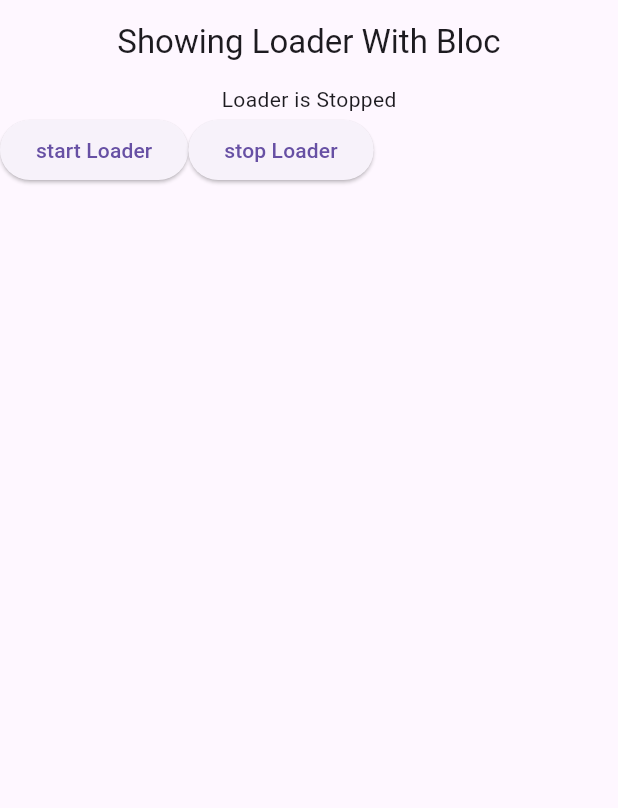
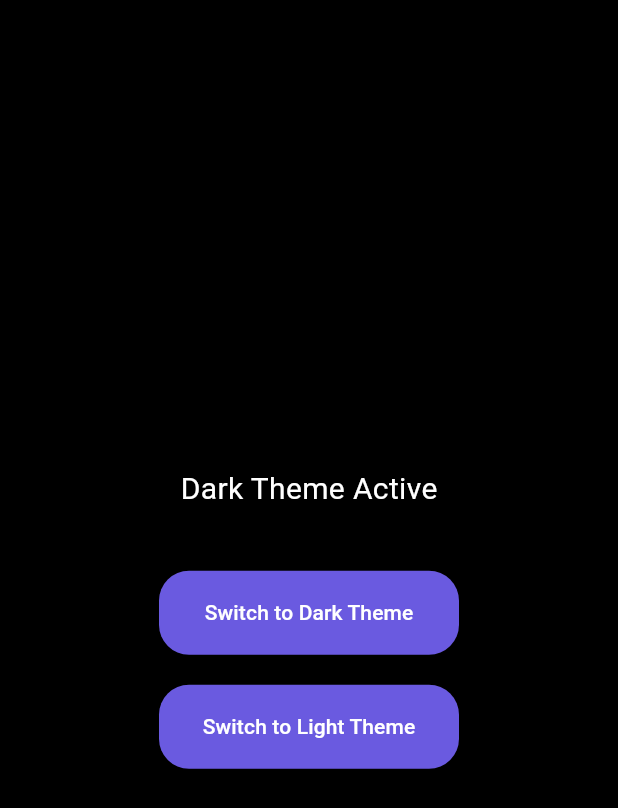
Before and after one commit to muzammileusopht/flutter_bloc_learn, a Flutter app: the screen it shows after launch, on a phone screen of 412 x 824 dp. Shown: the top 808 px of the screen. Run offline on Flutter 3.47's test engine with Material 3 defaults, Android fonts, the phone set to English and light mode, and no system bars; our stand-ins replace bloc, flutter_bloc.

Commit message:
more practice

```diff
--- a/lib/counter_basic_eg/counter_page.dart
+++ b/lib/counter_basic_eg/counter_page.dart
@@ -7,6 +7,7 @@ class CounterPage extends StatelessWidget {
 
   @override
   Widget build(BuildContext context) {
+    debugPrint('build once');
     return Scaffold(
       appBar: AppBar(title: const Text('Counter')),
       body: BlocBuilder<CounterCubit, int>(
--- a/lib/main.dart
+++ b/lib/main.dart
@@ -4,11 +4,18 @@ import 'package:flutter_bloc_learn/counter_basic_eg/counter_page.dart';
 import 'package:flutter_bloc/flutter_bloc.dart';
 import 'package:flutter_bloc_learn/show_loader_eg/laoder_cubit.dart';
 import 'package:flutter_bloc_learn/show_loader_eg/loader_page.dart';
+import 'package:flutter_bloc_learn/text_toogle_eg/text_toggle_cubit.dart';
+import 'package:flutter_bloc_learn/text_toogle_eg/text_toogle_page.dart';
+import 'package:flutter_bloc_learn/global_bloc_access_theme.dart';
+import 'package:flutter_bloc_learn/theme_changer/theme_cubit.dart';
+import 'package:flutter_bloc_learn/theme_changer/theming_page.dart';
 
 
-void main() => runApp(CounterApp());
+void main() => runApp(MyApp());
 
-class CounterApp extends StatelessWidget {
+class MyApp extends StatelessWidget {
+  const MyApp({super.key});
+
   @override
   Widget build(BuildContext context) {
     return MaterialApp(
@@ -20,27 +27,19 @@ class CounterApp extends StatelessWidget {
           BlocProvider<LaoderCubit>(
             create: (_) => LaoderCubit(),
           ),
+          BlocProvider<ThemeCubit>(
+            create: (_) => ThemeCubit(),
+          ),
+          BlocProvider<TextToggleCubit>(
+            create: (_) => TextToggleCubit(),
+          ),
         ],
-        child: LoaderPage(), // or CounterPage(), based on your UI
+        child: ThemingPage(),
+        // child: TextTogglePage(),
+        // child: ThemeAccessScreen(),
+        // child: LoaderPage(),
+        // child: CounterPage(),
       ),
     );
   }
 }
-
-
-// void main() => runApp(CounterApp());
-
-// class CounterApp extends StatelessWidget {
-//   @override
-//   Widget build(BuildContext context) {
-//     return MaterialApp(
-//       home: BlocProvider(create: create)
-//       BlocProvider(
-//         create: (_) => CounterCubit(),
-//         create: (_) => LaoderCubit(),
-//         // child: CounterPage(),
-//         child: LoaderPage(),
-//       ),
-//     );
-//   }
-// }
--- /dev/null
+++ b/lib/theme_changer/theme_cubit.dart
@@ -0,0 +1,9 @@
+import 'package:bloc/bloc.dart';
+
+class ThemeCubit extends Cubit<String> {
+  ThemeCubit() : super('darkTheme');
+
+  void changeThemeToDark()=> emit('darkTheme');
+  void changeThemeToLight()=> emit('lightTheme');
+
+}
--- /dev/null
+++ b/lib/theme_changer/theming_page.dart
@@ -0,0 +1,120 @@
+import 'package:flutter/material.dart';
+import 'package:flutter_bloc/flutter_bloc.dart';
+import 'package:flutter_bloc_learn/theme_changer/theme_cubit.dart';
+
+
+class ThemingPage extends StatelessWidget {
+  const ThemingPage({super.key});
+
+  @override
+  Widget build(BuildContext context) {
+    debugPrint('build once');
+    return BlocBuilder<ThemeCubit, String>(
+      builder: (context, themeState) {
+
+        final Color bgColor = themeState == 'darkTheme' ? Colors.black : Colors.amberAccent;
+        final Color textColor = themeState == 'darkTheme' ? Colors.white : Colors.black;
+
+        return Scaffold(
+          body: Container(
+            color: bgColor, width: double.infinity,  height: double.infinity,
+            child: Column(
+              mainAxisAlignment: MainAxisAlignment.center,
+              children: [
+                Text(
+                  themeState == 'darkTheme' ? 'Dark Theme Active' : 'Light Theme Active',
+                  style: TextStyle( fontSize: 20, color: textColor, ),   ),
+                const SizedBox(height: 40),
+
+                CustomElevatedButton( width: 200, label: 'Switch to Dark Theme',
+                  onTap: () { context.read<ThemeCubit>().changeThemeToDark();      }, ),
+                const SizedBox(height: 20),
+                CustomElevatedButton(    width: 200,   label: 'Switch to Light Theme',
+                  onTap: () { context.read<ThemeCubit>().changeThemeToLight();   }, ),
+              ],
+            ),
+          ),
+        );
+      },
+    );
+  }
+}
+
+
+// return Scaffold(
+//   backgroundColor: Colors.white,
+//   appBar: AppBar(title: const Text("Efficient Bloc")),
+//   body: Column(
+//     children: [
+//       BlocBuilder<ThemeCubit, String>(
+//         builder: (context, themeState) {
+//           return Container(
+//             height: 100,
+//             color: themeState == 'darkTheme' ? Colors.black : Colors.amberAccent,
+//           );
+//         },
+//       ),
+//       ElevatedButton(
+//         onPressed: () => context.read<ThemeCubit>().changeThemeToDark(),
+//         child: const Text("Dark Theme"),
+//       ),
+//     ],
+//   ),
+// );
+
+class CustomElevatedButton extends StatelessWidget {
+  final String? label;
+  final Color? labelColor;
+  final VoidCallback? onTap;
+  final IconData? icon;
+  final Color? backgroundColor;
+  final Color? foregroundColor;
+  final Color? iconColor;
+  final double borderRadius;
+  final double? width;
+
+  const CustomElevatedButton({
+    super.key,
+    this.label,
+    this.labelColor = Colors.white,
+    this.icon,
+    this.backgroundColor = const Color(0xff6A5AE0),
+    this.onTap,
+    this.foregroundColor = const Color(0xffFFFFFF),
+    this.iconColor,
+    this.width,
+    this.borderRadius = 20,
+  });
+
+  @override
+  Widget build(BuildContext context) {
+    return SizedBox(
+      width: width ?? double.infinity,
+      child: ElevatedButton(
+        onPressed: onTap,
+        style: ElevatedButton.styleFrom(
+          backgroundColor: backgroundColor,
+          foregroundColor: foregroundColor,
+          minimumSize: const Size(0, kToolbarHeight),
+          shape: RoundedRectangleBorder(
+            borderRadius: BorderRadius.circular(borderRadius),
+          ),
+        ),
+        child: Row(
+          mainAxisAlignment: MainAxisAlignment.center,
+          mainAxisSize: MainAxisSize.min,
+          children: [
+            if (icon != null) ...[
+              Icon(icon, color: iconColor ?? foregroundColor, size: 20),
+              if (label != null) const SizedBox(width: 8),
+            ],
+            if (label != null)
+              Text(
+                label!,
+              ),
+          ],
+        ),
+      ),
+    );
+  }
+}
```
Also changed, not shown: lib/global_bloc_access_theme.dart (added, +107 -0 lines), lib/show_loader_eg/loader_page.dart (+12 -6 lines), lib/text_toogle_eg/text_toggle_cubit.dart (added, +15 -0 lines), lib/text_toogle_eg/text_toogle_page.dart (added, +30 -0 lines).
